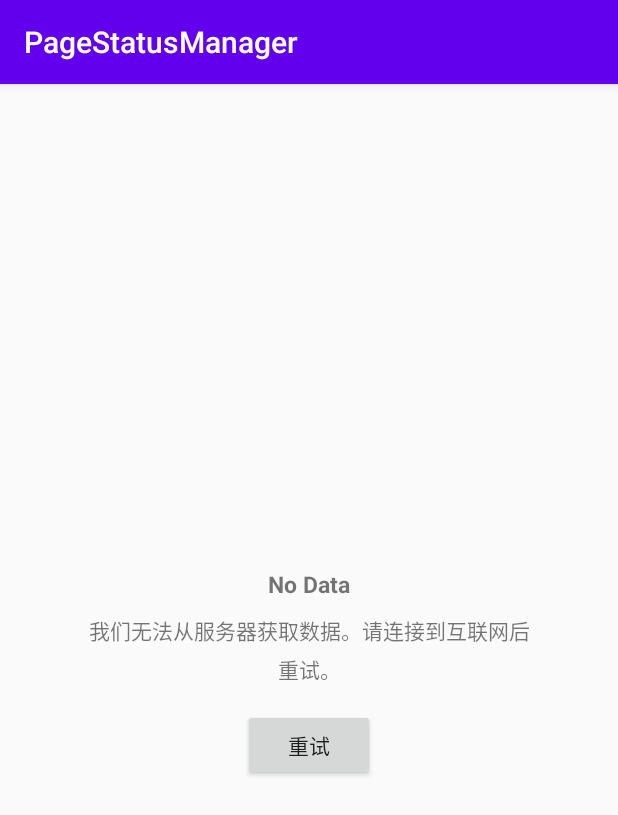
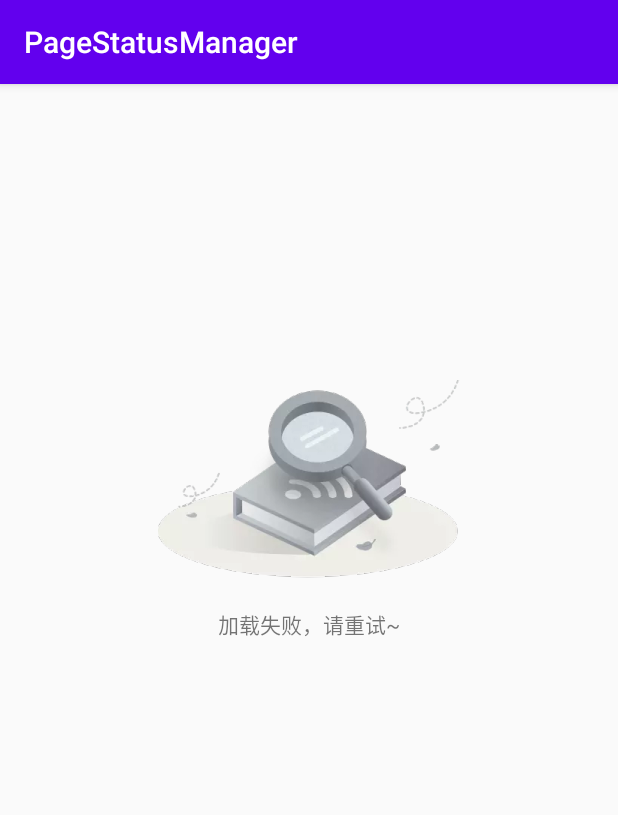
Before and after one commit to shaoshuai904/PageStateManager, an Android app: the screen it shows after launch (MainActivity), after a tap on "LoadingAndRetry in Activity", on a phone screen of 412 x 824 dp. Shown: the top 815 px of the screen. Run offline under Robolectric (Android 15) with nearby library versions, the phone set to English and light mode, and no system bars.

Commit message:
添加类库默认配置

```diff
--- a/app/src/main/java/com/maple/demo/MainActivity.java
+++ b/app/src/main/java/com/maple/demo/MainActivity.java
@@ -6,7 +6,6 @@ import android.widget.Toast;
 
 import androidx.appcompat.app.AppCompatActivity;
 
-import com.maple.pagestate.PageConfig;
 import com.maple.pagestate.PageStatusManager;
 
 
@@ -18,11 +17,15 @@ public class MainActivity extends AppCompatActivity {
         super.onCreate(savedInstanceState);
         setContentView(R.layout.activity_main);
 
-        PageConfig config = new PageConfig(R.layout.base_loading, R.layout.base_empty, R.layout.base_retry);
-        pageStatusManager = new PageStatusManager(this, config);
-        View retryView = pageStatusManager.getRetryView();
-        View view = retryView.findViewById(R.id.id_btn_retry);
-        view.setOnClickListener(new View.OnClickListener() {
+        // pageStatusManager = new PageStatusManager(this, new MyPageConfig());
+        pageStatusManager = new PageStatusManager(this);
+        pageStatusManager.getEmptyView().setOnClickListener(new View.OnClickListener() {
+            @Override
+            public void onClick(View v) {
+                loadData();
+            }
+        });
+        pageStatusManager.getRetryView().setOnClickListener(new View.OnClickListener() {
             @Override
             public void onClick(View v) {
                 Toast.makeText(MainActivity.this, "retry event invoked", Toast.LENGTH_SHORT).show();
--- a/library/build.gradle
+++ b/library/build.gradle
@@ -1,6 +1,4 @@
 apply plugin: 'com.android.library'
-//apply plugin: 'kotlin-android'
-//apply plugin: 'kotlin-android-extensions'
 
 android {
     compileSdkVersion 29
@@ -21,9 +19,5 @@ android {
 }
 
 dependencies {
-    // implementation fileTree(dir: "libs", include: ["*.jar"])
-    // implementation "org.jetbrains.kotlin:kotlin-stdlib:$kotlin_version"
-    implementation 'androidx.core:core-ktx:1.3.2'
     implementation 'androidx.appcompat:appcompat:1.2.0'
-
 }
--- a/library/src/main/java/com/maple/pagestate/PageChangeAction.java
+++ b/library/src/main/java/com/maple/pagestate/PageChangeAction.java
@@ -5,7 +5,7 @@ import android.view.View;
 /**
  * 页面状态改变监听
  *
- * @author : shaoshuai27
+ * @author : shaoshuai
  * @date ：2020/11/13
  */
 public class PageChangeAction {
--- a/library/src/main/java/com/maple/pagestate/PageConfig.java
+++ b/library/src/main/java/com/maple/pagestate/PageConfig.java
@@ -1,8 +1,13 @@
 package com.maple.pagestate;
 
+import android.content.Context;
+import android.view.LayoutInflater;
 import android.view.View;
+import android.widget.ImageView;
+import android.widget.TextView;
 
-import androidx.annotation.LayoutRes;
+import androidx.annotation.DrawableRes;
+import androidx.annotation.Nullable;
 
 /**
  * 页面配置
@@ -10,32 +15,66 @@ import androidx.annotation.LayoutRes;
  * @author : shaoshuai
  * @date ：2020/11/13
  */
-public class PageConfig {
-    public static final int NO_LAYOUT_ID = 0;
+public interface PageConfig {
+//    public static final int NO_LAYOUT_ID = 0;
+//    @LayoutRes int loadingLayoutId();
+//    @LayoutRes int emptyLayoutId();
+//    @LayoutRes int retryLayoutId();
 
-    @LayoutRes
-    public int mBaseLoadingLayoutId = NO_LAYOUT_ID;
-    @LayoutRes
-    public int mBaseEmptyLayoutId = NO_LAYOUT_ID;
-    @LayoutRes
-    public int mBaseRetryLayoutId = NO_LAYOUT_ID;
+    @Nullable View loadingView(Context context);
+    @Nullable View emptyView(Context context);
+    @Nullable View retryView(Context context);
 
-    public PageConfig() {
+    PageChangeAction getPageChangeAction();
+
+    // 默认配置
+    class Default implements PageConfig {
+        String loadingInfo = "loading";
+        @DrawableRes int emptyIcon = R.drawable.ms_status_no_data;
+        String emptyInfo = "暂无数据";
+        @DrawableRes int retryIcon = R.drawable.ms_status_no_net;
+        String retryInfo = "加载失败，请重试~";
+
+        public Default() {
         }
 
-    public PageConfig(@LayoutRes int loadingLayoutId, @LayoutRes int emptyLayoutId, @LayoutRes int retryLayoutId) {
-        mBaseLoadingLayoutId = loadingLayoutId;
-        mBaseEmptyLayoutId = emptyLayoutId;
-        mBaseRetryLayoutId = retryLayoutId;
+        @Nullable
+        @Override
+        public View loadingView(Context context) {
+            View view = LayoutInflater.from(context).inflate(R.layout.ms_base_loading, null, false);
+            TextView tvLoadingInfo = view.findViewById(R.id.tv_loading_info);
+            tvLoadingInfo.setText(loadingInfo);
+            return view;
         }
 
-    public PageChangeAction mPageChangeAction = new PageChangeAction() {
+        @Nullable
+        @Override
+        public View emptyView(Context context) {
+            View view = LayoutInflater.from(context).inflate(R.layout.ms_base_empty, null, false);
+            ImageView ivEmptyIcon = view.findViewById(R.id.iv_empty_icon);
+            ivEmptyIcon.setImageResource(emptyIcon);
+            TextView tvEmptyInfo = view.findViewById(R.id.tv_empty_info);
+            tvEmptyInfo.setText(emptyInfo);
+            return view;
+        }
 
+        @Nullable
         @Override
-        public void onShowLoading(View loadingView) {
-            super.onShowLoading(loadingView);
+        public View retryView(Context context) {
+            View view = LayoutInflater.from(context).inflate(R.layout.ms_base_retry, null, false);
+            ImageView ivRetryIcon = view.findViewById(R.id.iv_retry_icon);
+            ivRetryIcon.setImageResource(retryIcon);
+            TextView tvRetryInfo = view.findViewById(R.id.tv_retry_info);
+            tvRetryInfo.setText(retryInfo);
+            return view;
+        }
 
+        @Nullable
+        @Override
+        public PageChangeAction getPageChangeAction() {
+            return new PageChangeAction() {
+
+            };
         }
-    };
-
     }
+}
--- a/library/src/main/java/com/maple/pagestate/PageStatusManager.java
+++ b/library/src/main/java/com/maple/pagestate/PageStatusManager.java
@@ -10,7 +10,6 @@ import androidx.annotation.LayoutRes;
 import androidx.annotation.Nullable;
 import androidx.fragment.app.Fragment;
 
-import org.jetbrains.annotations.NotNull;
 
 /**
  * 页面状态管理者
@@ -32,9 +31,9 @@ public class PageStatusManager {
     private Context mContext;
     private PageConfig mConfig;
 
-//    public PageStatusManager(Activity activity) {
-//        this(activity, new PageConfig());
-//    }
+    public PageStatusManager(Activity activity) {
+        this(activity, new PageConfig.Default());
+    }
 
     public PageStatusManager(Activity activity, PageConfig pageConfig) {
         this.mContext = activity;
@@ -43,9 +42,9 @@ public class PageStatusManager {
         initView(contentParent);
     }
 
-//    public PageStatusManager(Fragment fragment) {
-//        this(fragment, new PageConfig());
-//    }
+    public PageStatusManager(Fragment fragment) {
+        this(fragment, new PageConfig.Default());
+    }
 
     public PageStatusManager(Fragment fragment, PageConfig pageConfig) {
         this.mContext = fragment.requireContext();
@@ -64,9 +63,9 @@ public class PageStatusManager {
         }
     }
 
-//    public PageStatusManager(View view) {
-//        this(view, new PageConfig());
-//    }
+    public PageStatusManager(View view) {
+        this(view, new PageConfig.Default());
+    }
 
     public PageStatusManager(View view, PageConfig pageConfig) {
         this.mContext = view.getContext();
@@ -84,21 +83,23 @@ public class PageStatusManager {
     private void initView(ViewGroup contentParent) {
         initView(contentParent, 0);
     }
-
     private void initView(ViewGroup contentParent, int index) {
         View oldContent = contentParent.getChildAt(index);
         ViewGroup.LayoutParams layoutParams = oldContent.getLayoutParams(); // 保存当前layout设置
         contentParent.removeView(oldContent);
         mPageStatusLayout = new PageStatusLayout(mContext);
-        mPageStatusLayout.setPageStatusChangeAction(mConfig.mPageChangeAction);
+        mPageStatusLayout.setPageStatusChangeAction(mConfig.getPageChangeAction());
         mPageStatusLayout.setContentView(oldContent);
 
         contentParent.addView(mPageStatusLayout, index, layoutParams);
 
         // 初始化默认配置页面
-        setLoadingView(mConfig.mBaseLoadingLayoutId);
-        setRetryView(mConfig.mBaseRetryLayoutId);
-        setEmptyView(mConfig.mBaseEmptyLayoutId);
+//        setLoadingView(mConfig.loadingLayoutId());
+//        setEmptyView(mConfig.emptyLayoutId());
+//        setRetryView(mConfig.retryLayoutId());
+        setLoadingView(mConfig.loadingView(mContext));
+        setEmptyView(mConfig.emptyView(mContext));
+        setRetryView(mConfig.retryView(mContext));
     }
 
     // 各状态图的显示、隐藏
@@ -126,7 +127,7 @@ public class PageStatusManager {
     public void showEmpty() {
         showEmptyView(true);
     }
-    public void showEmptyView(@NotNull Boolean isShow) {
+    public void showEmptyView(Boolean isShow) {
         if (isShow) {
             mPageStatusLayout.showEmpty();
         } else {
@@ -163,20 +164,16 @@ public class PageStatusManager {
     }
 
     // 获取状态图
-    @Nullable
-    public View getLoadingView() {
+    @Nullable public View getLoadingView() {
         return mPageStatusLayout.getLoadingView();
     }
-    @Nullable
-    public View getRetryView() {
+    @Nullable public View getRetryView() {
         return mPageStatusLayout.getRetryView();
     }
-    @Nullable
-    public View getEmptyView() {
+    @Nullable public View getEmptyView() {
         return mPageStatusLayout.getEmptyView();
     }
-    @Nullable
-    public View getContentView() {
+    @Nullable public View getContentView() {
         return mPageStatusLayout.getContentView();
     }
 
--- /dev/null
+++ b/library/src/main/res/layout/ms_base_retry.xml
@@ -0,0 +1,26 @@
+<?xml version="1.0" encoding="utf-8"?>
+<LinearLayout xmlns:android="http://schemas.android.com/apk/res/android"
+    xmlns:tools="http://schemas.android.com/tools"
+    android:layout_width="match_parent"
+    android:layout_height="match_parent"
+    android:gravity="center"
+    android:orientation="vertical">
+
+    <ImageView
+        android:id="@+id/iv_retry_icon"
+        android:layout_width="wrap_content"
+        android:layout_height="wrap_content"
+        android:src="@drawable/ms_status_no_net" />
+
+    <TextView
+        android:id="@+id/tv_retry_info"
+        android:layout_width="wrap_content"
+        android:layout_height="wrap_content"
+        android:layout_marginStart="30dp"
+        android:layout_marginTop="20dp"
+        android:layout_marginEnd="30dp"
+        android:layout_marginBottom="200dp"
+        android:gravity="center"
+        tools:text="我们无法从服务器获取数据。请连接到互联网后重试。" />
+
+</LinearLayout>
```
Also changed, not shown: app/src/main/java/com/maple/demo/AnyViewTestActivity.java (+10 -7 lines), app/src/main/java/com/maple/demo/MyPageConfig.java (added, +60 -0 lines), app/src/main/java/com/maple/demo/NormalFragment.java (+13 -20 lines), library/src/main/java/com/maple/pagestate/PageStatusLayout.java (+5 -9 lines), library/src/main/res/layout/ms_base_empty.xml (added, +25 -0 lines), library/src/main/res/layout/ms_base_loading.xml (added, +21 -0 lines), library/src/main/res/drawable-xhdpi/ms_status_loading.png (added), library/src/main/res/drawable-xhdpi/ms_status_no_data.webp (added), library/src/main/res/drawable-xhdpi/ms_status_no_net.webp (added), library/src/main/res/drawable-xhdpi/ms_status_search_no_data.webp (added). Lines whose indentation alone changed are shown as unchanged.
